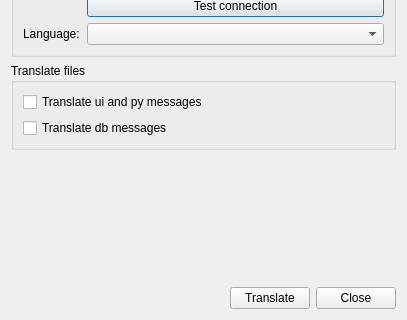
Above: core/ui/admin/admin_translation.ui from Giswater/giswater_qgis_plugin before the change; both pictures show x 0 to 407 and y 185 to 505 of the 407 by 505 pixel window. Below: the same form after it.
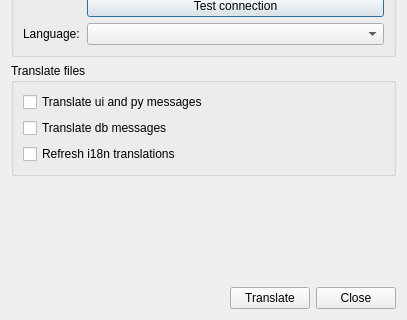
That is the form after the change.

Commit message: Add new chk on admin btn to generate i18n translations from database

Patch:
```diff
--- a/core/ui/admin/admin_translation.ui
+++ b/core/ui/admin/admin_translation.ui
@@ -168,6 +168,13 @@
         </property>
        </widget>
       </item>
+      <item row="2" column="0">
+       <widget class="QCheckBox" name="chk_refresh_i18n">
+        <property name="text">
+         <string>Refresh i18n translations</string>
+        </property>
+       </widget>
+      </item>
      </layout>
     </widget>
    </item>
```
The commit also changes 2 other files.
